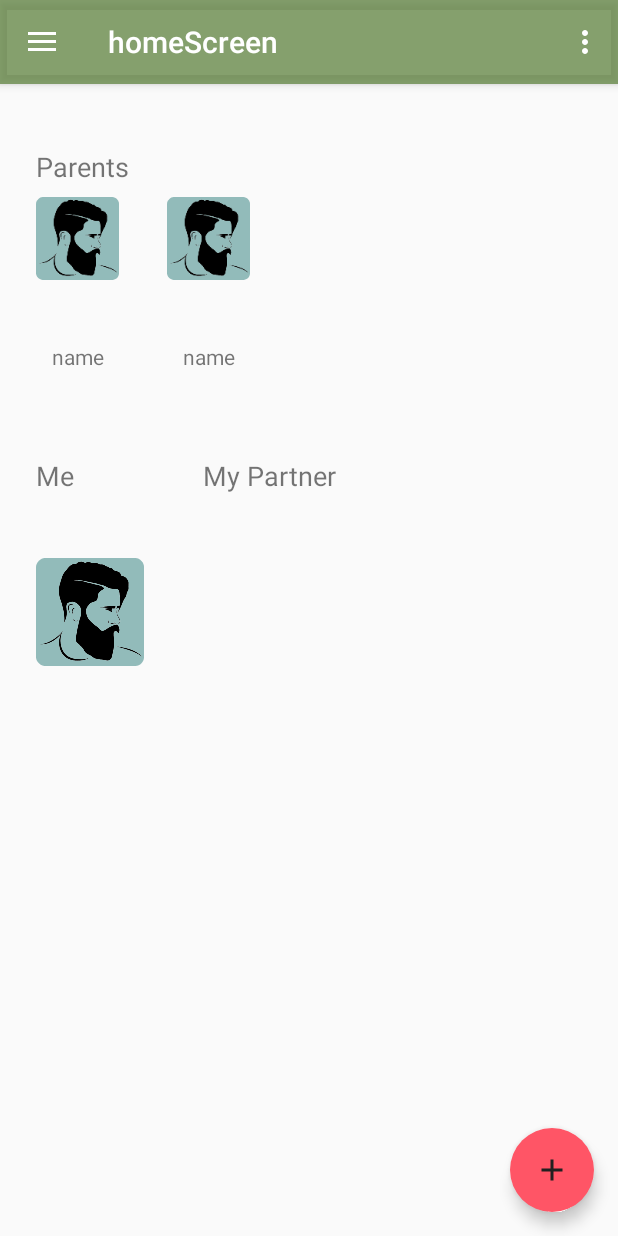
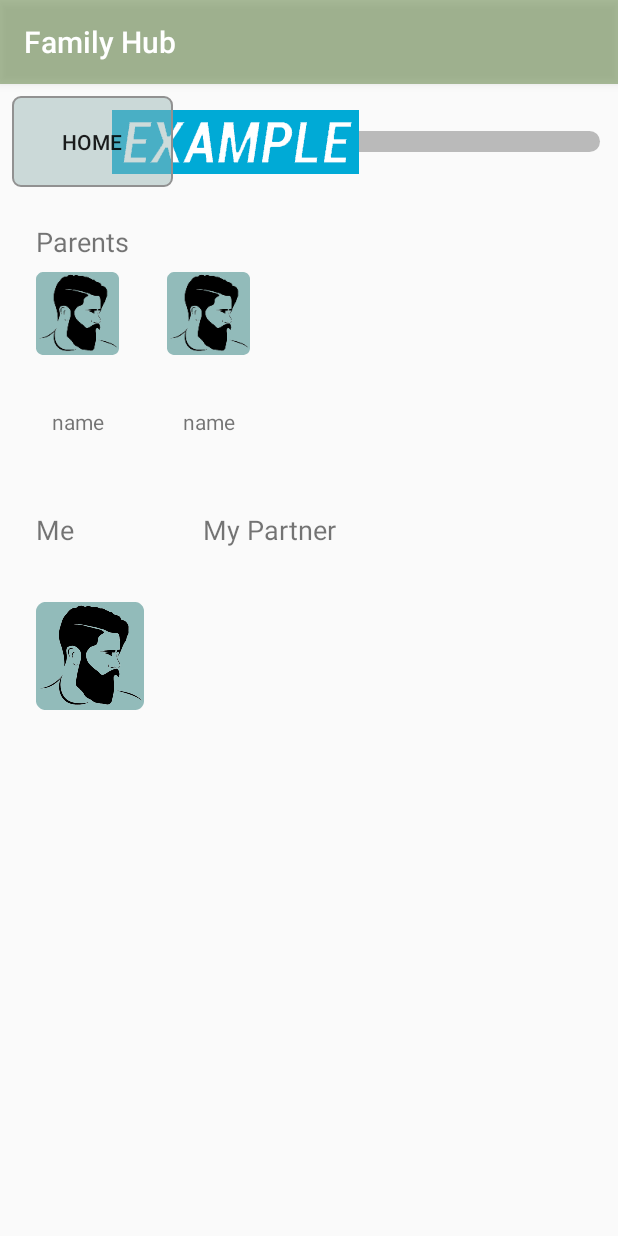
Before and after one commit to ben-sembira-1/Family-Hub, an Android app: the homeScreen screen opened directly, with no data from a screen before it, in the side drawer, after a tap on "Family Tree", on a phone screen of 412 x 824 dp. Run offline under Robolectric (Android 15) with nearby library versions, the phone set to English and light mode, and no system bars; our stand-ins replace Firebase (no records; nobody signed in at launch, a user with empty details on screens opened directly); 4 statements that could not run were skipped.

Commit message:
Simple Changes

```diff
--- a/LoginGUI/app/src/main/java/com/example/sembi/logingui/FamilyTree.java
+++ b/LoginGUI/app/src/main/java/com/example/sembi/logingui/FamilyTree.java
@@ -1,8 +1,12 @@
 package com.example.sembi.logingui;
 
+import android.content.Intent;
+import android.net.Uri;
+import android.os.Bundle;
+import android.view.View;
+import android.widget.ListView;
+
 import androidx.appcompat.app.AppCompatActivity;
-import android.os.Bundle;
-import android.widget.ListView;
 
 import com.google.firebase.auth.FirebaseAuth;
 import com.google.firebase.auth.FirebaseUser;
@@ -19,6 +23,7 @@ public class FamilyTree extends AppCompatActivity {
 
     private FamilyTreeNode god;
     //String familyTreeString;
+    private String currentUser;
     private DataSnapshot publicUsers;
     private DatabaseReference reference;
     private FirebaseUser firebaseUser;
@@ -31,7 +36,7 @@ public class FamilyTree extends AppCompatActivity {
 
     //for ListView
     private FamilyTreeNodeUIListAdapter adapter;
-    private ListView brothersLV, kidsLV;
+    private ListView brothersListView, kidsLV;
     private ArrayList<FamilyTreeNodeUIModel> brothersModelsList, kidsModelsList;
 
     @Override
@@ -39,13 +44,18 @@ public class FamilyTree extends AppCompatActivity {
         super.onCreate(savedInstanceState);
         setContentView(R.layout.activity_family_tree);
 
-        god = new FamilyTreeNode(getString(R.string.god_name));
+//        god = new FamilyTreeNode(getString(R.string.god_name));
         //familyTreeString = null;
         firebaseUser = FirebaseAuth.getInstance().getCurrentUser();
         reference = FirebaseDatabase.getInstance().getReference();
 
-        brothersLV = findViewById(R.id.brothersListView);
+        brothersListView = findViewById(R.id.brothersListView);
         kidsLV = findViewById(R.id.kidsListView);
+
+        //brothers
+        brothersModelsList = new ArrayList<>();
+        adapter = new FamilyTreeNodeUIListAdapter(this, brothersModelsList);
+        brothersListView.setAdapter(adapter);
 
         intializeFam();
         preperLists();
@@ -58,10 +68,11 @@ public class FamilyTree extends AppCompatActivity {
 
         adapter = new FamilyTreeNodeUIListAdapter(this, brothersModelsList);
 
-        brothersLV.setAdapter(adapter);
+        brothersListView.setAdapter(adapter);
     }
 
     private void intializeFam(){
+        currentUser = Profile.preperStringToDataBase(firebaseUser.getEmail());
         mParents = new LinkedList();
         //(mKids) -> (married/divorced) -> (a partner from this list of partners, list of kids)
         mMarried = new LinkedList<>();
@@ -69,24 +80,26 @@ public class FamilyTree extends AppCompatActivity {
     }
 
     private void setDBListeners() {
-//        family tree
-//        getFamilyTreeReference().addValueEventListener(new ValueEventListener() {
-//            @Override
-//            public void onDataChange(DataSnapshot dataSnapshot) {
-//                // This method is called once with the initial value and again
-//                // whenever data at this location is updated.
-//                familyTreeString = dataSnapshot.getValue(String.class);
-//            }
-//
-//            @Override
-//            public void onCancelled(DatabaseError error) {
-//                // Failed to read value
-//
-//            }
-//        });
+        //family tree
+        DatabaseReference publicUserReference = getPublicUserReference();
+        publicUserReference.addValueEventListener(new ValueEventListener() {
+            @Override
+            public void onDataChange(DataSnapshot dataSnapshot) {
+                // This method is called once with the initial value and again
+                // whenever data at this location is updated.
+                collectAllRecords(dataSnapshot);
+                adapter.notifyDataSetChanged();
+            }
+
+            @Override
+            public void onCancelled(DatabaseError error) {
+                // Failed to read value
+
+            }
+        });
 
         //all users
-        getAllUsersReference().addValueEventListener(new ValueEventListener() {
+        getAllUsersReference().addListenerForSingleValueEvent(new ValueEventListener() {
             @Override
             public void onDataChange(DataSnapshot dataSnapshot) {
                 // This method is called once with the initial value and again
@@ -103,6 +116,20 @@ public class FamilyTree extends AppCompatActivity {
 
 
     }
+
+    private void collectAllRecords(DataSnapshot dataSnapshot) {
+        for (DataSnapshot currDS : dataSnapshot.child(currentUser).child("fam").child("kids").getChildren()) {
+            DataSnapshot currKid = dataSnapshot.child(Profile.preperStringToDataBase(currDS.getValue(String.class)));
+            String name = currKid.child(getString(R.string.personal_dataDB))
+                    .child("name")
+                    .getValue(String.class);
+            //TODO
+            //Uri uri = new Uri.Builder().build();
+            Uri uri = null;
+            brothersModelsList.add(new FamilyTreeNodeUIModel(name, uri));
+        }
+    }
+
 
     private DatabaseReference getAllUsersReference(){
         return reference.child(getString(R.string.all_usersDB));
@@ -163,9 +190,15 @@ public class FamilyTree extends AppCompatActivity {
     }
 
 
-//    private DatabaseReference getFamilyTreeReference(){
-//        return reference.child(getString(R.string.family_treeDB));
-//    }
+    private DatabaseReference getPublicUserReference() {
+        return reference.child(getString(R.string.public_usersDB));
+    }
+
+    public void goHome(View view) {
+        startActivity(new Intent(this, homeScreen.class));
+    }
+
+
 //    public void BuildTree(){
 //        String theCurrentTree = familyTreeString;
 //        String currRelation = "";
--- a/LoginGUI/app/src/main/java/com/example/sembi/logingui/homeScreen.java
+++ b/LoginGUI/app/src/main/java/com/example/sembi/logingui/homeScreen.java
@@ -1,15 +1,19 @@
 package com.example.sembi.logingui;
 
-import android.content.Context;
 import android.content.Intent;
 import android.os.Bundle;
 import android.util.Log;
-import android.view.LayoutInflater;
 import android.view.Menu;
 import android.view.MenuItem;
 import android.view.View;
-import android.widget.LinearLayout;
+import android.widget.ImageView;
 import android.widget.TextView;
+
+import androidx.appcompat.app.ActionBarDrawerToggle;
+import androidx.appcompat.app.AppCompatActivity;
+import androidx.appcompat.widget.Toolbar;
+import androidx.core.view.GravityCompat;
+import androidx.drawerlayout.widget.DrawerLayout;
 
 import com.google.android.material.floatingactionbutton.FloatingActionButton;
 import com.google.android.material.navigation.NavigationView;
@@ -22,17 +26,12 @@ import com.google.firebase.database.DatabaseReference;
 import com.google.firebase.database.FirebaseDatabase;
 import com.google.firebase.database.ValueEventListener;
 
-import androidx.appcompat.app.ActionBarDrawerToggle;
-import androidx.appcompat.app.AppCompatActivity;
-import androidx.appcompat.widget.Toolbar;
-import androidx.core.view.GravityCompat;
-import androidx.drawerlayout.widget.DrawerLayout;
-
 public class homeScreen extends AppCompatActivity
         implements NavigationView.OnNavigationItemSelectedListener {
 
 
-    TextView navFullName;
+    TextView navFullName, navNextEvent;
+    ImageView navProfilePic;
 
     private static int currentId;
 
@@ -53,6 +52,7 @@ public class homeScreen extends AppCompatActivity
             public void onClick(View view) {
                 Snackbar.make(view, "Replace with your own action", Snackbar.LENGTH_LONG)
                         .setAction("Action", null).show();
+                newPost();
             }
         });
 
@@ -69,6 +69,10 @@ public class homeScreen extends AppCompatActivity
         navFullName = headerView.findViewById(R.id.nav_fullName);
 
         setNav();
+    }
+
+    private void newPost() {
+        //TODO
     }
 
     @Override
@@ -110,6 +114,14 @@ public class homeScreen extends AppCompatActivity
         });
     }
 
+    private void setpic() {
+        //TODO
+    }
+
+    private void setNextEvent() {
+        //TODO
+    }
+
     @Override
     public void onBackPressed() {
         DrawerLayout drawer = (DrawerLayout) findViewById(R.id.drawer_layout);
@@ -144,12 +156,12 @@ public class homeScreen extends AppCompatActivity
         return super.onOptionsItemSelected(item);
     }
 
-    private void inflate(int layoutID) {
-        LinearLayout ll = findViewById(R.id.stubLinearLayout);
-        ll.removeAllViews();
-        LayoutInflater LI = (LayoutInflater) getSystemService(Context.LAYOUT_INFLATER_SERVICE);
-        ll.addView(LI.inflate(layoutID, ll, false));
-    }
+//    private void inflate(int layoutID) {
+//        LinearLayout ll = findViewById(R.id.stubLinearLayout);
+//        ll.removeAllViews();
+//        LayoutInflater LI = (LayoutInflater) getSystemService(Context.LAYOUT_INFLATER_SERVICE);
+//        ll.addView(LI.inflate(layoutID, ll, false));
+//    }
 
     @SuppressWarnings("StatementWithEmptyBody")
     @Override
@@ -160,16 +172,17 @@ public class homeScreen extends AppCompatActivity
         int id = item.getItemId();
 
         if (id == R.id.nav_members && id != currentId) {
-
+            startActivity(new Intent(this, MedicalRecords.class));
         } else if (id == R.id.nav_events && id != currentId) {
 
-            inflate(R.layout.activity_event);
-            currentId = id;
-        } else if (id == R.id.nav_give_take && id != currentId) {
-
+//            inflate(R.layout.activity_event);
+//            currentId = id;
+        } else if (id == R.id.nav_new_event && id != currentId) {
+            startActivity(new Intent(this, Event.class));
         } else if (id == R.id.nav_tree && id != currentId) {
-            inflate(R.layout.activity_family_tree);
-            currentId = id;
+            startActivity(new Intent(this, FamilyTree.class));
+//            inflate(R.layout.activity_family_tree);
+//            currentId = id;
         } else if (id == R.id.nav_share) {
             Intent sendIntent = new Intent();
             sendIntent.setAction(Intent.ACTION_SEND);
--- a/LoginGUI/app/src/main/res/layout/activity_family_tree.xml
+++ b/LoginGUI/app/src/main/res/layout/activity_family_tree.xml
@@ -178,5 +178,33 @@
         app:layout_constraintStart_toStartOf="@id/guideline"
         app:layout_constraintBottom_toBottomOf="parent"/>
 
+    <Switch
+        android:id="@+id/switch1"
+        android:layout_width="wrap_content"
+        android:layout_height="wrap_content"
+        android:layout_marginTop="8dp"
+        android:layout_marginEnd="8dp"
+        android:layout_marginBottom="8dp"
+        android:thumb="@drawable/example_appwidget_preview"
+        app:layout_constraintBottom_toTopOf="@+id/guideline1"
+        app:layout_constraintEnd_toEndOf="parent"
+        app:layout_constraintTop_toTopOf="parent" />
+
+    <Button
+        android:id="@+id/backToHomeBtn"
+        android:layout_width="0dp"
+        android:layout_height="0dp"
+        android:layout_marginStart="8dp"
+        android:layout_marginTop="8dp"
+        android:layout_marginEnd="8dp"
+        android:layout_marginBottom="8dp"
+        android:text="Home"
+        android:background="@drawable/add_member_bg"
+        android:onClick="goHome"
+        app:layout_constraintBottom_toTopOf="@+id/guideline1"
+        app:layout_constraintEnd_toStartOf="@+id/guideline"
+        app:layout_constraintStart_toStartOf="parent"
+        app:layout_constraintTop_toTopOf="parent" />
+
 
 </androidx.constraintlayout.widget.ConstraintLayout>
--- a/LoginGUI/app/src/main/res/layout/family_tree_node_ui.xml
+++ b/LoginGUI/app/src/main/res/layout/family_tree_node_ui.xml
@@ -8,12 +8,16 @@
         android:id="@+id/FamilyTreeNodeUI_IV"
         android:layout_width="wrap_content"
         android:layout_height="wrap_content"
+        app:layout_constraintRight_toRightOf="parent"
+        app:layout_constraintLeft_toLeftOf="parent"
+        app:layout_constraintTop_toTopOf="parent"
         app:srcCompat="@mipmap/no_profile_pic_round" />
 
     <TextView
         android:id="@+id/FamilyTreeNodeUI_TV"
         android:layout_width="wrap_content"
         android:layout_height="wrap_content"
+        android:layout_marginTop="10dp"
         app:layout_constraintTop_toBottomOf="@id/FamilyTreeNodeUI_IV"
         app:layout_constraintStart_toStartOf="@id/FamilyTreeNodeUI_IV"
         app:layout_constraintEnd_toEndOf="@id/FamilyTreeNodeUI_IV"
--- a/LoginGUI/app/src/main/res/menu/activity_home_screen_drawer.xml
+++ b/LoginGUI/app/src/main/res/menu/activity_home_screen_drawer.xml
@@ -3,7 +3,7 @@
     xmlns:tools="http://schemas.android.com/tools"
     tools:showIn="navigation_view">
 
-    <group android:checkableBehavior="single">
+    <group android:checkableBehavior="none">
                 <item
                     android:id="@+id/nav_members"
                     android:icon="@drawable/ic_members"
@@ -13,9 +13,9 @@
                     android:icon="@drawable/ic_event"
                     android:title="Upcoming Events" />
                 <item
-                    android:id="@+id/nav_give_take"
-                    android:icon="@drawable/ic_give_take"
-                    android:title="Give And Take" />
+                    android:id="@+id/nav_new_event"
+                    android:icon="@drawable/ic_add_black_24dp"
+                    android:title="New Event" />
                 <item
                     android:id="@+id/nav_tree"
                     android:icon="@drawable/ic_tree"
--- a/LoginGUI/build.gradle
+++ b/LoginGUI/build.gradle
@@ -8,7 +8,7 @@ buildscript {
         mavenCentral()
     }
     dependencies {
-        classpath 'com.android.tools.build:gradle:3.3.2'
+        classpath 'com.android.tools.build:gradle:3.4.1'
         classpath 'com.google.gms:google-services:4.0.0'
 
 
```
Also changed, not shown: LoginGUI/app/src/main/java/com/example/sembi/logingui/FamilyTreeNodeUIListAdapter.java (+5 -3 lines), LoginGUI/app/src/main/java/com/example/sembi/logingui/Profile.java (+23 -14 lines), LoginGUI/app/src/main/java/com/example/sembi/logingui/ProfileModel.java (+8 -8 lines), LoginGUI/app/src/main/java/com/example/sembi/logingui/navHeader.java (+29 -37 lines), LoginGUI/app/src/main/java/com/example/sembi/logingui/signUp.java (+10 -21 lines), LoginGUI/app/src/main/res/layout/activity_medical_records.xml (+6 -4 lines), LoginGUI/app/src/main/res/menu/menu_family_members.xml (deleted, +0 -10 lines), LoginGUI/app/src/main/res/values/strings.xml (+5 -4 lines), LoginGUI/gradle/wrapper/gradle-wrapper.properties.
